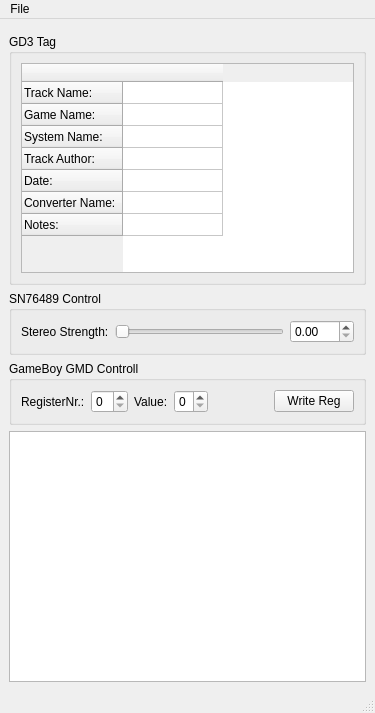
Before: the Qt Designer form src/mainwindow.ui in ThKattanek/vgm_player, drawn with Qt 5.
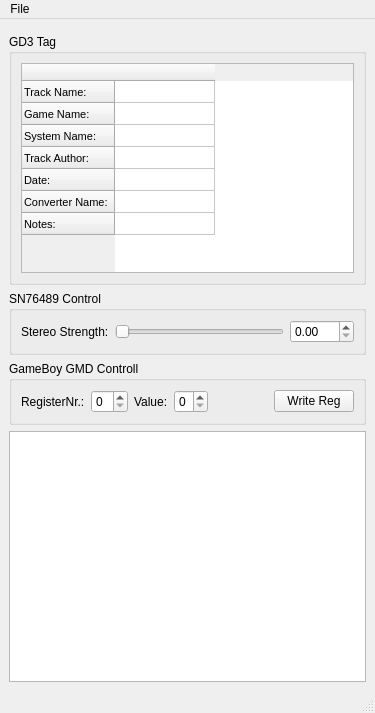
After: the same form once the commit is applied. Custom widgets are drawn as their Qt base class.

Commit message: gd3 tag reading with zlib

What changed in the file:
```diff
--- a/src/mainwindow.ui
+++ b/src/mainwindow.ui
@@ -38,11 +38,16 @@
       <layout class="QHBoxLayout" name="horizontalLayout_3">
        <item>
         <widget class="QTableWidget" name="gd3_tag_table">
+         <property name="font">
+          <font>
+           <pointsize>8</pointsize>
+          </font>
+         </property>
          <attribute name="verticalHeaderMinimumSectionSize">
           <number>22</number>
          </attribute>
          <attribute name="verticalHeaderDefaultSectionSize">
-          <number>18</number>
+          <number>22</number>
          </attribute>
          <row>
           <property name="text">
```
The commit also changes 2 other files.
